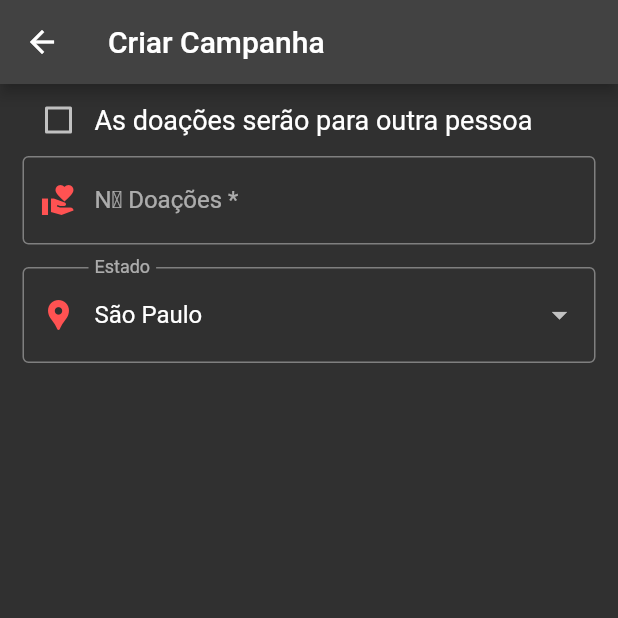
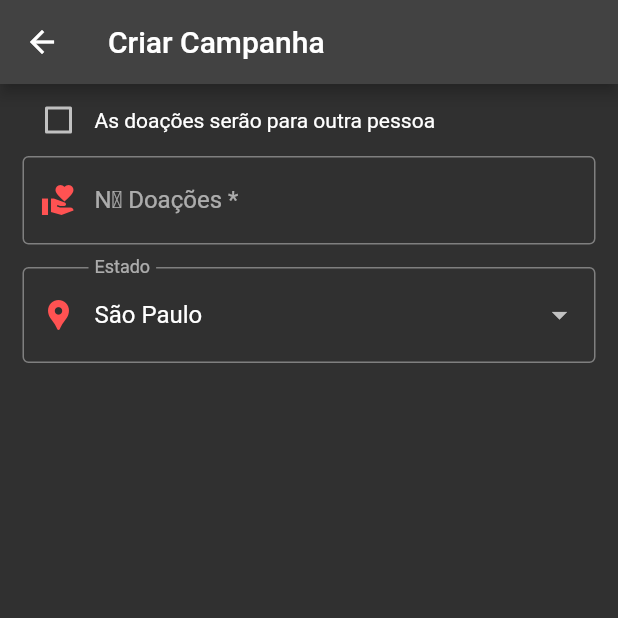
Before and after one commit to jsgorlon/doe_sangue, a Flutter app: the CreateCampanha screen opened by its route, on a phone screen of 412 x 824 dp, the top half of it. Run offline on Flutter 3.47's test engine with Material 2 defaults, Android fonts, the phone set to English and light mode, and no system bars; drawn by our look-alikes of auto_size_text; our stand-ins replace font_awesome_flutter, mask_text_input_formatter, sqflite; missing offline and left inert: cool_dropdown, maps_launcher; accounts and stored records are empty.

Commit message:
Correção bugs em criar campanha

```diff
--- a/lib/views/android/create_campanha.page.dart
+++ b/lib/views/android/create_campanha.page.dart
@@ -1,3 +1,4 @@
+import 'package:auto_size_text/auto_size_text.dart';
 import 'package:cool_dropdown/cool_dropdown.dart';
 import 'package:doe_sangue/controller/local_coleta.controller.dart';
 import 'package:doe_sangue/models/campanha.dart';
@@ -19,7 +20,7 @@ class _CreateCampanhaState extends State<CreateCampanha> {
   final localController = LocalColetaController();
   bool hasReceptor = false;
   String? organizador; //Será o usuário do aplicativo
-  String? receptor;
+  String? nomeReceptor;
   String? tipoSanguineo;
   int? qtdBolsasSolicitadas;
   String? local;
@@ -83,9 +84,31 @@ class _CreateCampanhaState extends State<CreateCampanha> {
     });
   }
 
-  Widget createButton() => ElevatedButton(
-        onPressed: () => Navigator.of(context).pop(),
-        child: const Text("Criar"),
+  Widget createButton(formKey) => TextButton(
+        style: TextButton.styleFrom(
+          foregroundColor: Colors.black,
+          backgroundColor: Colors.redAccent,
+          fixedSize: const Size(150, 50),
+          shape: RoundedRectangleBorder(
+            borderRadius: BorderRadius.circular(24),
+          ),
+        ),
+        onPressed: () {
+          if (formKey.currentState.validate()) {
+            print(nomeReceptor);
+            print(selectedLocal?.nomeLocal);
+            print(selectedLocal?.idLocal);
+            print(qtdBolsasSolicitadas);
+            print(tipoSanguineo);
+          }
+        },
+        child: const Text(
+          'Confirmar',
+          style: TextStyle(
+            fontSize: 16,
+            color: Colors.white,
+          ),
+        ),
       );
 
   Widget checkBox() => Row(
@@ -99,14 +122,14 @@ class _CreateCampanhaState extends State<CreateCampanha> {
                 hasReceptor = value!;
                 if (!hasReceptor) {
                   tipoSanguineo = null;
-                  receptor = null;
+                  nomeReceptor = null;
                 }
               });
             },
           ),
-          Text(
+          const AutoSizeText(
             "As doações serão para outra pessoa",
-            style: TextStyle(fontSize: 18),
+            maxFontSize: double.infinity,
           ),
         ],
       );
@@ -132,7 +155,7 @@ class _CreateCampanhaState extends State<CreateCampanha> {
                 }
               }),
               onChanged: (qtdBolsas) {
-                qtdBolsasSolicitadas = int.parse(qtdBolsas);
+                qtdBolsasSolicitadas = int.tryParse(qtdBolsas);
               },
             ),
           ),
@@ -140,7 +163,7 @@ class _CreateCampanhaState extends State<CreateCampanha> {
             child: Visibility(
               visible: hasReceptor,
               child: DropdownButtonFormField(
-                decoration: InputDecoration(
+                decoration: const InputDecoration(
                     prefixIcon: Icon(
                       Icons.bloodtype_sharp,
                       color: Colors.redAccent,
@@ -163,8 +186,16 @@ class _CreateCampanhaState extends State<CreateCampanha> {
           Visibility(
             visible: hasReceptor,
             child: Container(
-              margin: EdgeInsets.only(bottom: 15),
+              margin: const EdgeInsets.only(bottom: 15),
               child: TextFormField(
+                validator: ((nome) {
+                  if (hasReceptor && (nome == null || nome.isEmpty)) {
+                    return 'Nome obrigatório';
+                  }
+                }),
+                onChanged: ((nome) {
+                  nomeReceptor = nome;
+                }),
                 enabled: hasReceptor,
                 decoration: const InputDecoration(
                   prefixIcon: Icon(
@@ -177,7 +208,7 @@ class _CreateCampanhaState extends State<CreateCampanha> {
                 ),
               ),
             ),
-          )
+          ),
         ],
       );
 
@@ -188,13 +219,18 @@ class _CreateCampanhaState extends State<CreateCampanha> {
         builder: (BuildContext context, snapshot) {
           if (snapshot.hasError) return Text(snapshot.error!.toString());
 
+          if (!snapshot.hasData) {
+            return const Center(
+              child: CircularProgressIndicator(),
+            );
+          }
           List<Estado> items =
               snapshot.data!.map((v) => Estado.fromMap(v)).toList();
 
           //updateCidade(items.first.idEstado);
 
           return DropdownButtonFormField<Estado>(
-            decoration: InputDecoration(
+            decoration: const InputDecoration(
               labelText: 'Estado',
               prefixIcon: Icon(
                 Icons.location_pin,
@@ -229,7 +265,7 @@ class _CreateCampanhaState extends State<CreateCampanha> {
 
   Widget buildCities() {
     return DropdownButtonFormField<Cidade>(
-      decoration: InputDecoration(
+      decoration: const InputDecoration(
         labelText: 'Cidade',
         prefixIcon: Icon(
           Icons.location_city,
@@ -258,7 +294,7 @@ class _CreateCampanhaState extends State<CreateCampanha> {
 
   Widget buildLocal() {
     return DropdownButtonFormField<LocalColeta>(
-      decoration: InputDecoration(
+      decoration: const InputDecoration(
         labelText: 'Local',
         prefixIcon: Icon(
           Icons.business,
@@ -287,63 +323,45 @@ class _CreateCampanhaState extends State<CreateCampanha> {
   Widget build(BuildContext context) {
     return Scaffold(
       appBar: AppBar(
-        title: Text("Criar Campanha"),
+        title: const Text("Criar Campanha"),
       ),
       body: SingleChildScrollView(
         child: Form(
           key: formKey,
+          child: Flexible(
+            child: ConstrainedBox(
+              constraints:
+                  BoxConstraints(maxWidth: MediaQuery.of(context).size.width),
               child: Container(
-            padding: EdgeInsets.symmetric(horizontal: 15),
+                padding: const EdgeInsets.symmetric(horizontal: 15),
                 child: Column(
                   children: [
                     checkBox(),
                     comboBox(),
                     Container(
-                  margin: EdgeInsets.only(bottom: 15),
+                      margin: const EdgeInsets.only(bottom: 15),
                       child: buildStates(),
                     ),
                     if (cidades.isNotEmpty)
                       Container(
-                    margin: EdgeInsets.only(bottom: 15),
+                        margin: const EdgeInsets.only(bottom: 15),
                         child: buildCities(),
                       ),
                     if (locaisColeta.isNotEmpty)
                       Container(
-                    margin: EdgeInsets.only(bottom: 15),
+                        margin: const EdgeInsets.only(bottom: 15),
                         child: buildLocal(),
                       ),
                     if (selectedState != null &&
                         selectedCity != null &&
                         locaisColeta.isEmpty)
                       Container(
-                    child: Text("Pontos de coleta não encontrados"),
+                        child: const Text("Pontos de coleta não encontrados"),
                       ),
-                if (locaisColeta.isNotEmpty)
-                  TextButton(
-                    style: TextButton.styleFrom(
-                      foregroundColor: Colors.black,
-                      backgroundColor: Colors.redAccent,
-                      fixedSize: const Size(150, 50),
-                      shape: RoundedRectangleBorder(
-                        borderRadius: BorderRadius.circular(24),
+                    if (locaisColeta.isNotEmpty) createButton(formKey),
+                  ],
                 ),
               ),
-                    onPressed: () {
-                      print(receptor);
-                      print(selectedLocal?.nomeLocal);
-                      print(selectedLocal?.idLocal);
-                      print(qtdBolsasSolicitadas);
-                      print(tipoSanguineo);
-                    },
-                    child: const Text(
-                      'Confirmar',
-                      style: TextStyle(
-                        fontSize: 16,
-                        color: Colors.white,
-                      ),
-                    ),
-                  ),
-              ],
             ),
           ),
         ),
--- a/lib/views/android/widgets/resumo.card.dart
+++ b/lib/views/android/widgets/resumo.card.dart
@@ -301,7 +301,7 @@ class _ResumoCardState extends State<ResumoCard> {
           : 'Ainda faltam ${usuario.daysToNestDonation()} dias para sua próxima doação';
       return AlertDialog(
         title: const Text(
-          'Você não pode doar',
+          'Não é possível realizar a doação',
           style: TextStyle(
             color: Colors.white,
             fontWeight: FontWeight.bold,
```
Lines whose indentation alone changed are shown as unchanged.
